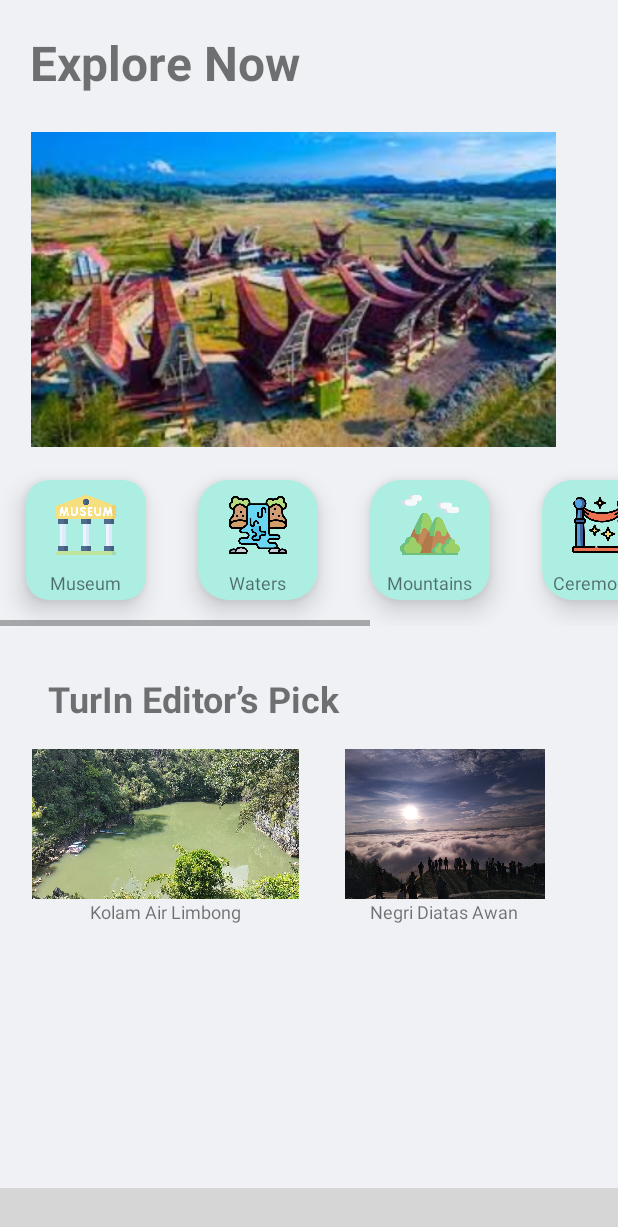
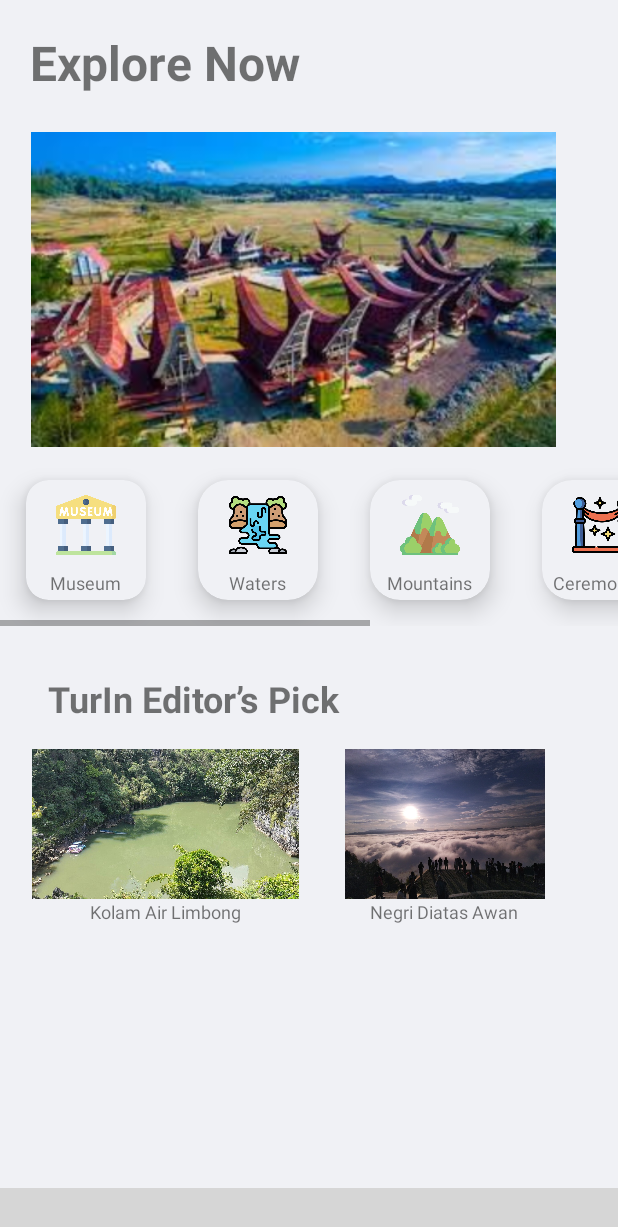
Before and after one commit to priskilladrn/TourIn, an Android app: the fragment HomeFragment placed in its activity, on a phone screen of 412 x 824 dp. Shown: the top 1227 px of the screen. Run offline under Robolectric (Android 15) with nearby library versions, the light colour scheme and no system bars; our stand-ins replace Firebase (no records; nobody signed in at launch, a user with empty details on screens opened directly); libraries missing offline, so code that uses them is left out: com.etebarian.meowbottomnavigation; plain views replace MeowBottomNavigation; 11 statements that could not run were skipped; grey boxes are pictures that could not be loaded.

Commit message:
ganti color pallete

```diff
--- a/app/src/main/res/layout/activity_login.xml
+++ b/app/src/main/res/layout/activity_login.xml
@@ -129,7 +129,7 @@
                 android:layout_marginTop="5dp"
                 android:fontFamily="sans-serif-medium"
                 android:text="Create new account"
-                android:textColor="@color/blue"
+                android:textColor="#00479D"
                 android:textSize="16dp" />
         </LinearLayout>
 </androidx.constraintlayout.widget.ConstraintLayout>
--- a/app/src/main/res/layout/activity_main.xml
+++ b/app/src/main/res/layout/activity_main.xml
@@ -25,7 +25,7 @@
         app:layout_constraintBottom_toBottomOf="parent"
         app:layout_constraintEnd_toEndOf="parent"
         app:layout_constraintStart_toStartOf="parent"
-        app:mbn_backgroundBottomColor="#A2DCEE"
+        app:mbn_backgroundBottomColor="#0068B7"
         app:mbn_circleColor="@color/white"
         app:mbn_defaultIconColor="@color/white"
         app:mbn_selectedIconColor="#127DBC"/>
--- a/app/src/main/res/layout/activity_register.xml
+++ b/app/src/main/res/layout/activity_register.xml
@@ -171,7 +171,7 @@
                 android:layout_marginTop="5dp"
                 android:fontFamily="sans-serif-medium"
                 android:text="Login"
-                android:textColor="@color/blue"
+                android:textColor="#00479D"
                 android:textSize="16dp" />
         </LinearLayout>
     </androidx.constraintlayout.widget.ConstraintLayout>
--- a/app/src/main/res/layout/fragment_home.xml
+++ b/app/src/main/res/layout/fragment_home.xml
@@ -56,7 +56,7 @@
                         app:cardCornerRadius="15dp"
                         app:cardElevation="10dp"
                         android:id="@+id/boxMuseum"
-                        android:backgroundTint="#ADEEE2">
+                        android:backgroundTint="@color/white">
 
                         <LinearLayout
                             android:layout_width="match_parent"
@@ -89,7 +89,7 @@
                         app:cardCornerRadius="20dp"
                         app:cardElevation="10dp"
                         android:id="@+id/boxWaters"
-                        android:backgroundTint="#ADEEE2">
+                        android:backgroundTint="@color/white">
 
                         <LinearLayout
                             android:layout_width="match_parent"
@@ -122,7 +122,7 @@
                         app:cardCornerRadius="20dp"
                         app:cardElevation="10dp"
                         android:id="@+id/boxMountain"
-                        android:backgroundTint="#ADEEE2">
+                        android:backgroundTint="@color/white">
 
                         <LinearLayout
                             android:layout_width="match_parent"
@@ -155,7 +155,7 @@
                         app:cardCornerRadius="20dp"
                         app:cardElevation="10dp"
                         android:id="@+id/boxCeremonies"
-                        android:backgroundTint="#ADEEE2">
+                        android:backgroundTint="@color/white">
 
                         <LinearLayout
                             android:layout_width="match_parent"
@@ -188,7 +188,7 @@
                         app:cardCornerRadius="20dp"
                         app:cardElevation="10dp"
                         android:id="@+id/boxDances"
-                        android:backgroundTint="#ADEEE2">
+                        android:backgroundTint="@color/white">
 
                         <LinearLayout
                             android:layout_width="match_parent"
@@ -221,7 +221,7 @@
                         app:cardCornerRadius="20dp"
                         app:cardElevation="10dp"
                         android:id="@+id/boxFoods"
-                        android:backgroundTint="#ADEEE2">
+                        android:backgroundTint="@color/white">
 
                         <LinearLayout
                             android:layout_width="match_parent"
--- a/app/src/main/res/values/colors.xml
+++ b/app/src/main/res/values/colors.xml
@@ -8,7 +8,7 @@
     <color name="black">#212226</color>
     <color name="real_white">#FFFFFFFF</color>
     <color name="dark_gray">#5A5A64</color>
-    <color name="blue">#9A9CEA</color>
+    <color name="blue">#F5A828</color>
     <color name="real_black">#FF000000</color>
     <color name="navbar">#D7DDEB</color>
     <color name="white">#F0F1F5</color>
```
